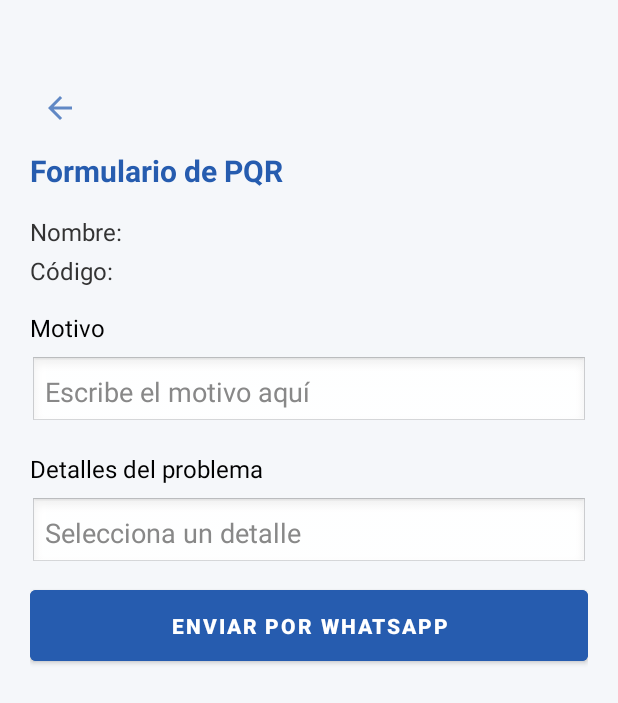
After one commit to AlejoBueno56/Vconexion, an Android app built with Jetpack Compose: the layout fragment_pqr.xml on its own in the app's theme, with its tools: preview values and no code run, on a phone screen of 412 x 824 dp. The commit adds this screen. Shown: the top 703 px of the screen. Run offline under Robolectric (Android 15) with nearby library versions, the phone set to English and light mode, and no system bars.

Commit message:
Fragmento PQR,Linea Facturación, Linea Comercial

```diff
--- a/app/src/main/AndroidManifest.xml
+++ b/app/src/main/AndroidManifest.xml
@@ -9,6 +9,8 @@
         android:maxSdkVersion="28"/>
     <uses-permission android:name="android.permission.READ_EXTERNAL_STORAGE" />
     <uses-permission android:name="android.permission.ACCESS_NETWORK_STATE"/>
+    <uses-permission android:name="android.permission.ACCESS_WIFI_STATE" />
+
 
     <application
         android:networkSecurityConfig="@xml/network_security_config"
--- a/app/src/main/java/com/example/vconexionsas/home/factura/FacturaFragment.kt
+++ b/app/src/main/java/com/example/vconexionsas/home/factura/FacturaFragment.kt
@@ -95,7 +95,7 @@ class FacturaFragment : Fragment() {
             binding.progressBar.visibility = View.VISIBLE
         }
 
-        val url = "http://192.168.115.118/api_factura.php?codigo_usuario=$codigoUsuario"
+        val url = "https://loginc.vconexion.com/apipag.php?codigo_usuario=$codigoUsuario"
 
         val request = Request.Builder()
             .url(url)
@@ -174,7 +174,7 @@ class FacturaFragment : Fragment() {
             binding.progressBar.visibility = View.VISIBLE
         }
 
-        val baseUrl = "http://192.168.115.118/api_get_last_invoice.php"
+        val baseUrl = "https://loginc.vconexion.com/api_fact.php"
         val token = "Bearer vconexion2025"
 
         val urlBuilder = StringBuilder("$baseUrl?codigo_usuario=$codigoUsuario")
--- a/app/src/main/java/com/example/vconexionsas/login/CambiarContrasenaActivity.kt
+++ b/app/src/main/java/com/example/vconexionsas/login/CambiarContrasenaActivity.kt
@@ -56,7 +56,7 @@ class CambiarContrasenaActivity : AppCompatActivity() {
 
     private fun cambiarContrasena(cedula: String, nuevaContrasena: String) {
         val client = OkHttpClient()
-        val url = "http://192.168.115.118/apiclient.php"
+        val url = "https://loginc.vconexion.com/apiclient.php"
 
         val json = JSONObject().apply {
             put("cedula", cedula)
--- a/app/src/main/java/com/example/vconexionsas/login/MainActivity.kt
+++ b/app/src/main/java/com/example/vconexionsas/login/MainActivity.kt
@@ -115,7 +115,7 @@ class MainActivity : AppCompatActivity() {
         callback: (Boolean) -> Unit
     ) {
         val client = OkHttpClient()
-        val url = "http://192.168.115.118/apiclient.php"
+        val url = "https://loginc.vconexion.com/apiclient.php"
 
         val json = JSONObject().apply {
             put("cedula", cedula)
--- /dev/null
+++ b/app/src/main/res/layout/fragment_pqr.xml
@@ -0,0 +1,124 @@
+<?xml version="1.0" encoding="utf-8"?>
+<ScrollView xmlns:android="http://schemas.android.com/apk/res/android"
+    xmlns:app="http://schemas.android.com/apk/res-auto"
+    android:layout_width="match_parent"
+    android:layout_height="match_parent"
+    android:background="#F5F7FA">
+
+    <LinearLayout
+        android:layout_width="match_parent"
+        android:layout_height="wrap_content"
+        android:orientation="vertical"
+        android:padding="20dp">
+
+        <!-- Botón atrás en una fila separada -->
+        <FrameLayout
+            android:layout_width="match_parent"
+            android:layout_height="wrap_content"
+            android:layout_marginBottom="8dp">
+
+            <ImageButton
+                android:id="@+id/btnBack"
+                android:layout_width="40dp"
+                android:layout_height="40dp"
+                android:layout_gravity="start"
+                android:layout_marginTop="32dp"
+                android:background="?attr/selectableItemBackgroundBorderless"
+                android:src="@drawable/ic_back"
+                android:contentDescription="Volver"
+                app:tint="#265CAF" />
+        </FrameLayout>
+
+        <!-- Título debajo del botón -->
+        <TextView
+            android:id="@+id/textTituloPQR"
+            android:layout_width="wrap_content"
+            android:layout_height="wrap_content"
+            android:text="Formulario de PQR"
+            android:textColor="#265CAF"
+            android:textSize="20sp"
+            android:textStyle="bold"
+            android:layout_marginBottom="16dp" />
+
+        <TextView
+            android:id="@+id/textNombreUsuario"
+            android:layout_width="wrap_content"
+            android:layout_height="wrap_content"
+            android:text="Nombre: "
+            android:textColor="#333"
+            android:textSize="16sp"
+            android:layout_marginBottom="4dp" />
+
+        <TextView
+            android:id="@+id/textCodigoUsuario"
+            android:layout_width="wrap_content"
+            android:layout_height="wrap_content"
+            android:text="Código: "
+            android:textColor="#333"
+            android:textSize="16sp"
+            android:layout_marginBottom="16dp" />
+
+        <TextView
+            android:layout_width="wrap_content"
+            android:layout_height="wrap_content"
+            android:text="Motivo"
+            android:textColor="#000"
+            android:textSize="16sp"
+            android:layout_marginBottom="8dp" />
+
+        <EditText
+            android:id="@+id/editMotivo"
+            android:layout_width="match_parent"
+            android:layout_height="wrap_content"
+            android:hint="Escribe el motivo aquí"
+            android:background="@android:drawable/edit_text"
+            android:inputType="text"
+            android:padding="10dp"
+            android:textColor="#000"
+            android:textColorHint="#888"
+            android:layout_marginBottom="16dp" />
+
+        <TextView
+            android:layout_width="wrap_content"
+            android:layout_height="wrap_content"
+            android:text="Detalles del problema"
+            android:textColor="#000"
+            android:textSize="16sp"
+            android:layout_marginBottom="8dp" />
+
+        <AutoCompleteTextView
+            android:id="@+id/autoDetalles"
+            android:layout_width="match_parent"
+            android:layout_height="wrap_content"
+            android:hint="Selecciona un detalle"
+            android:background="@android:drawable/edit_text"
+            android:inputType="text"
+            android:padding="10dp"
+            android:textColor="#000"
+            android:textColorHint="#888"
+            android:layout_marginBottom="8dp" />
+
+        <EditText
+            android:id="@+id/editOtroDetalle"
+            android:layout_width="match_parent"
+            android:layout_height="wrap_content"
+            android:hint="Especifica el detalle aquí"
+            android:background="@android:drawable/edit_text"
+            android:inputType="text"
+            android:padding="10dp"
+            android:textColor="#000"
+            android:textColorHint="#888"
+            android:layout_marginBottom="20dp"
+            android:visibility="gone" />
+
+        <Button
+            android:id="@+id/btnEnviarWhatsapp"
+            android:layout_width="match_parent"
+            android:layout_height="wrap_content"
+            android:text="Enviar por WhatsApp"
+            android:textColor="#fff"
+            android:backgroundTint="#265CAF"
+            android:padding="14dp"
+            android:textStyle="bold" />
+    </LinearLayout>
+</ScrollView>
--- a/app/src/main/res/navigation/nav_graph.xml
+++ b/app/src/main/res/navigation/nav_graph.xml
@@ -90,7 +90,12 @@
     <fragment android:id="@+id/ztecFragment" android:name="com.example.vconexionsas.home.contrasena.onus.ZteCFragment" android:label="ZteC" />
     <fragment android:id="@+id/sesionPagosFragment" android:name="com.example.vconexionsas.home.factura.SesionPagosFragment" android:label="Sesión de Pagos" tools:layout="@layout/fragment_sesion_pagos" />
     <action android:id="@+id/action_actualFragment_to_sesionPagosFragment" app:destination="@id/sesionPagosFragment" />
+    <fragment android:id="@+id/fragmentPruebaDetectarONU" android:name="com.example.vconexionsas.home.contrasena.FragmentPruebaDetectarONU" android:label="Detectar Modelo ONU" tools:layout="@layout/fragment_detectar_modelo_onu" />
 
+    <!-- Acción de navegación (por ejemplo desde FacturaFragment) -->
+    <action android:id="@+id/action_contrasenaFragment_to_fragmentPruebaDetectarONU" app:destination="@id/fragmentPruebaDetectarONU" />
 
+    <fragment android:id="@+id/pqrFragment" android:name="com.example.vconexionsas.home.pqr.PqrFragment" android:label="PQR" tools:layout="@layout/fragment_pqr"></fragment>
+    <action android:id="@+id/action_home_to_pqr" app:destination="@+id/pqrFragment"> </action>
 
 </navigation>
```
Also changed, not shown: app/src/main/java/com/example/vconexionsas/home/contrasena/FragmentPruebaDetectarONU.kt (added, +115 -0 lines), app/src/main/java/com/example/vconexionsas/home/contrasena/onus/CredencialesDropdown.kt (added, +117 -0 lines), app/src/main/java/com/example/vconexionsas/home/inicio/InicioFragment.kt (+26 -1 lines), app/src/main/java/com/example/vconexionsas/home/pqr/PQRFragment.kt (added, +92 -0 lines), app/src/main/res/layout/fragment_detectar_modelo_onu.xml (added, +63 -0 lines), app/src/main/res/values/strings.xml (+9 -0 lines).
